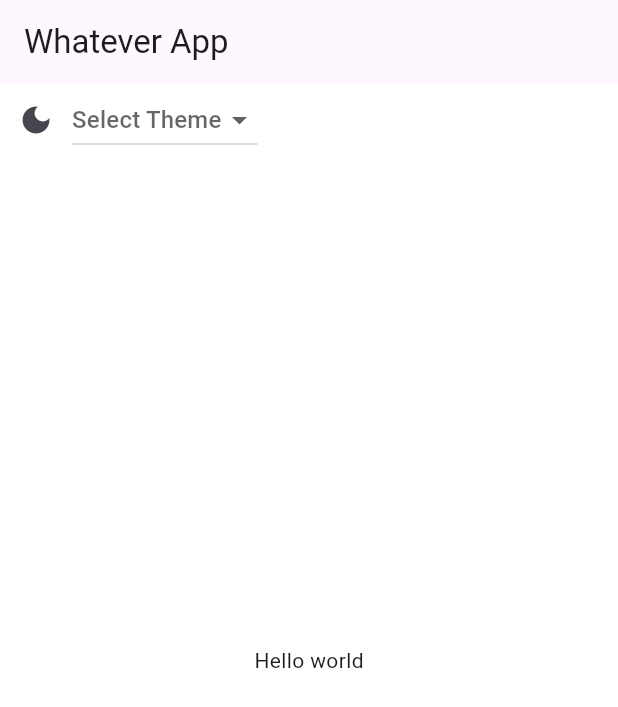
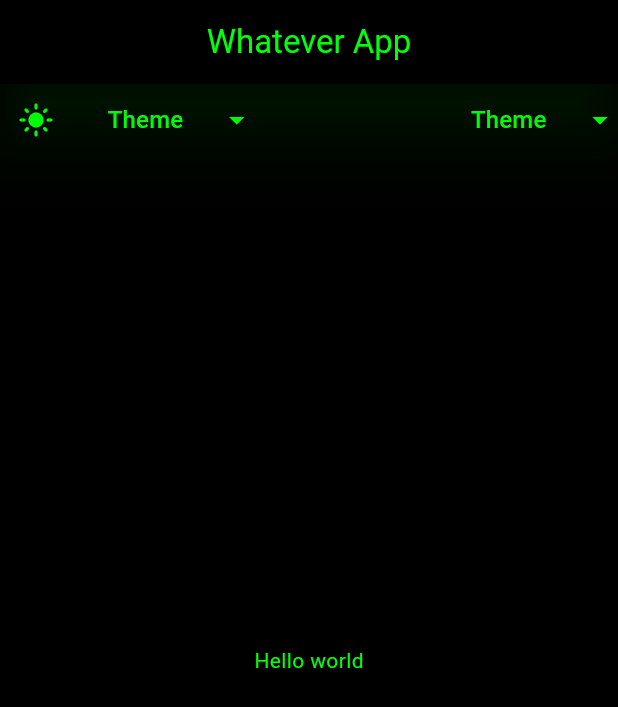
Before and after one commit to De4nWhit3/whatever, a Flutter app: the screen it shows after launch, on a phone screen of 412 x 824 dp. Shown: the top 707 px of the screen. Run offline on Flutter 3.47's test engine with Material 3 defaults, Android fonts, the phone set to English and light mode, and no system bars.

Commit message:
working on black_hat dark theme

```diff
--- a/lib/app.dart
+++ b/lib/app.dart
@@ -1,7 +1,7 @@
 import 'package:flutter/material.dart';
 import 'package:provider/provider.dart';
 import 'package:whatever/application/core/services/theme_service.dart';
-import 'package:whatever/application/core/widgets/theme/theme_dropdown.dart';
+import 'package:whatever/application/pages/login/login_page.dart';
 
 class WhateverApp extends StatefulWidget {
   const WhateverApp({super.key});
@@ -16,37 +16,13 @@ class _WhateverAppState extends State<WhateverApp> {
     return Consumer<ThemeService>(
       builder: (context, themeService, child) {
         return MaterialApp(
+          debugShowCheckedModeBanner: false,
           theme: themeService.activeLightTheme,
           darkTheme: themeService.activeDarkTheme,
           themeMode: themeService.isDarkModeOn
               ? ThemeMode.dark
               : ThemeMode.light,
-          home: Scaffold(
-            appBar: AppBar(title: Text('Whatever App')),
-            body: Stack(
-              children: [
-                Center(
-                  child: Column(
-                    mainAxisSize: MainAxisSize.min,
-                    children: [Text('Hello world')],
-                  ),
-                ),
-                Row(
-                  children: [
-                    IconButton(
-                      onPressed: () {
-                        themeService.toggleDarkMode();
-                      },
-                      icon: themeService.isDarkModeOn
-                          ? Icon(Icons.light_mode)
-                          : Icon(Icons.dark_mode),
-                    ),
-                    ThemeDropdown(),
-                  ],
-                ),
-              ],
-            ),
-          ),
+          home: LoginPage(),
         );
       },
     );
--- a/lib/application/core/services/theme_service.dart
+++ b/lib/application/core/services/theme_service.dart
@@ -14,9 +14,9 @@ import 'package:whatever/application/core/themes/violent/violent_light.dart';
 
 /// A class to manage light/dark mode and apply the various app themes.
 class ThemeService extends ChangeNotifier {
-  bool isDarkModeOn = false;
-  ThemeData activeDarkTheme = GodComplexDark.darkTheme;
-  ThemeData activeLightTheme = GodComplexLight.lightTheme;
+  bool isDarkModeOn = true;
+  ThemeData activeDarkTheme = BlackHatDark.darkTheme;
+  ThemeData activeLightTheme = BlackHatLight.lightTheme;
   final Map<String, String> themes = {
     "Black Hat": "black_hat",
     "Ernaé": "ernae",
@@ -37,10 +37,12 @@ class ThemeService extends ChangeNotifier {
       case "black_hat":
         activeDarkTheme = BlackHatDark.darkTheme;
         activeLightTheme = BlackHatLight.lightTheme;
+        isDarkModeOn = true;
         break;
       case "ernae":
         activeDarkTheme = ErnaeDark.darkTheme;
         activeLightTheme = ErnaeLight.lightTheme;
+        isDarkModeOn = false;
         break;
       case "ghost":
         activeDarkTheme = GhostDark.darkTheme;
@@ -49,6 +51,7 @@ class ThemeService extends ChangeNotifier {
       case "god_complex":
         activeDarkTheme = GodComplexDark.darkTheme;
         activeLightTheme = GodComplexLight.lightTheme;
+        isDarkModeOn = false;
         break;
       case "trillionaire":
         activeDarkTheme = TrillionaireDark.darkTheme;
--- a/lib/application/core/themes/black_hat/black_hat_colors.dart
+++ b/lib/application/core/themes/black_hat/black_hat_colors.dart
@@ -9,6 +9,7 @@ class BlackHatColors {
   static const darkHighlightColor = Colors.greenAccent;
   static const darkDisabledColor = Color.fromARGB(255, 54, 161, 108);
   static const darkError = Colors.redAccent;
+  static const shadowColor = Color.fromARGB(50, 0, 255, 8);
 
   // Light Theme Colors
   static const lightScaffoldBackground = Color.fromARGB(255, 0, 97, 5);
--- a/lib/application/core/themes/black_hat/black_hat_dark.dart
+++ b/lib/application/core/themes/black_hat/black_hat_dark.dart
@@ -1,12 +1,15 @@
 import 'package:flutter/material.dart';
 import 'package:whatever/application/core/themes/black_hat/black_hat_colors.dart';
+import 'package:whatever/application/core/themes/black_hat/black_hat_settings.dart';
 
 class BlackHatDark {
   static final ThemeData darkTheme = ThemeData(
     appBarTheme: AppBarTheme(
       backgroundColor: BlackHatColors.darkScaffoldBackground,
+      surfaceTintColor: Colors.transparent,
       foregroundColor: BlackHatColors.darkTextColor,
-      elevation: 20,
+      elevation: BlackHatSettings.elevation,
+      shadowColor: BlackHatColors.shadowColor,
     ),
     navigationBarTheme: const NavigationBarThemeData(
       backgroundColor: BlackHatColors.darkScaffoldBackground,
@@ -96,6 +99,7 @@ class BlackHatDark {
     disabledColor: BlackHatColors.darkDisabledColor,
     secondaryHeaderColor: BlackHatColors.darkDisabledColor,
     hintColor: BlackHatColors.darkDisabledColor,
+
     buttonTheme: const ButtonThemeData(
       textTheme: ButtonTextTheme.normal,
       minWidth: 88,
--- /dev/null
+++ b/lib/application/core/themes/black_hat/black_hat_settings.dart
@@ -0,0 +1,3 @@
+class BlackHatSettings {
+  static const double elevation = 20;
+}
--- a/lib/application/core/widgets/theme/theme_dropdown.dart
+++ b/lib/application/core/widgets/theme/theme_dropdown.dart
@@ -22,8 +22,14 @@ class _ThemeDropdownState extends State<ThemeDropdown> {
 
   @override
   Widget build(BuildContext context) {
-    return DropdownButton<String>(
-      hint: Text("Select Theme"),
+    final Color primaryColor = themeService.isDarkModeOn
+        ? themeService.activeDarkTheme.primaryColor
+        : themeService.activeLightTheme.primaryColor;
+    return DropdownButtonHideUnderline(
+      child: DropdownButton<String>(
+        iconEnabledColor: primaryColor,
+        hint: Text("Theme", style: TextStyle(color: primaryColor)),
+        alignment: Alignment.center,
         value: _selectedDisplayName,
         onChanged: (String? newDisplayName) {
           if (newDisplayName != null) {
@@ -42,6 +48,7 @@ class _ThemeDropdownState extends State<ThemeDropdown> {
             child: Text(displayName),
           );
         }).toList(),
+      ),
     );
   }
 }
--- /dev/null
+++ b/lib/application/pages/login/login_page.dart
@@ -0,0 +1,58 @@
+import 'package:flutter/material.dart';
+import 'package:provider/provider.dart';
+import 'package:whatever/application/core/services/theme_service.dart';
+import 'package:whatever/application/core/widgets/theme/theme_dropdown.dart';
+
+class LoginPage extends StatefulWidget {
+  const LoginPage({super.key});
+
+  @override
+  State<LoginPage> createState() => _LoginPageState();
+}
+
+class _LoginPageState extends State<LoginPage> {
+  late ThemeService themeService;
+
+  @override
+  void initState() {
+    themeService = Provider.of<ThemeService>(context, listen: false);
+    super.initState();
+  }
+
+  @override
+  Widget build(BuildContext context) {
+    return Scaffold(
+      appBar: AppBar(title: Text('Whatever App'), centerTitle: true),
+      body: Stack(
+        children: [
+          Center(
+            child: Column(
+              mainAxisSize: MainAxisSize.min,
+              children: [Text('Hello world')],
+            ),
+          ),
+          Row(
+            children: [
+              IconButton(
+                style: ButtonStyle(
+                  backgroundColor: WidgetStateColor.resolveWith(
+                    (states) => Colors.transparent,
+                  ),
+                ),
+                onPressed: () {
+                  themeService.toggleDarkMode();
+                },
+                icon: themeService.isDarkModeOn
+                    ? Icon(Icons.light_mode)
+                    : Icon(Icons.dark_mode),
+              ),
+              ThemeDropdown(),
+              Spacer(),
+              ThemeDropdown(),
+            ],
+          ),
+        ],
+      ),
+    );
+  }
+}
```
Lines whose indentation alone changed are shown as unchanged.
